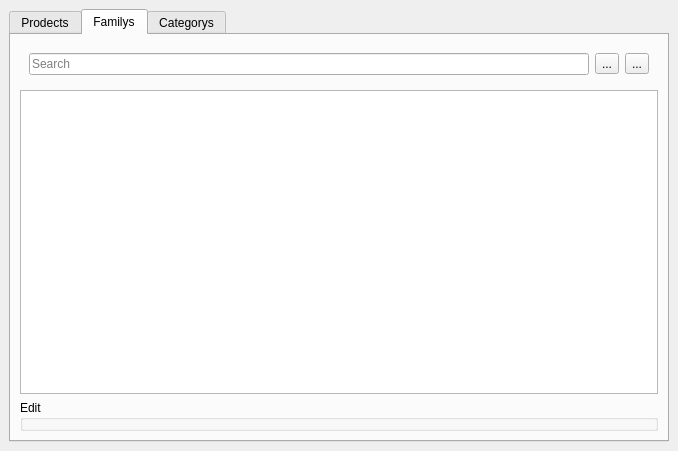
The window that POS-System/prodectsform.ui (AbdelkarimYT/Leaf) describes before a commit, drawn with Qt 5.
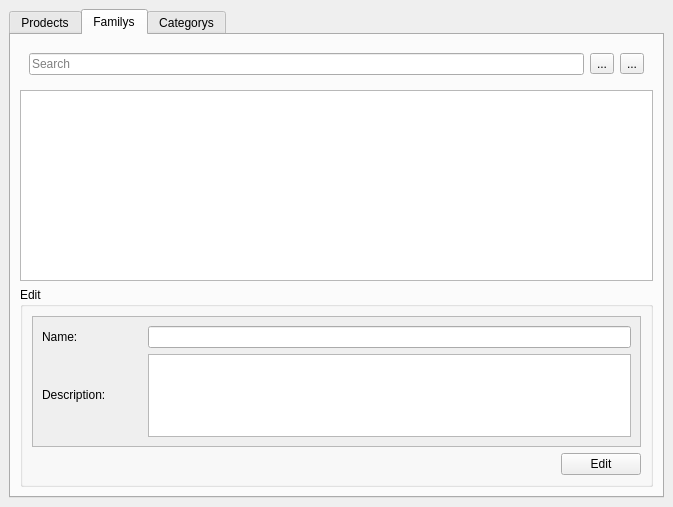
The same window after the commit. Icons and pictures are not drawn.

The edit to the form file:
```diff
--- a/POS-System/prodectsform.ui
+++ b/POS-System/prodectsform.ui
@@ -6,8 +6,8 @@
    <rect>
     <x>0</x>
     <y>0</y>
-    <width>678</width>
-    <height>451</height>
+    <width>673</width>
+    <height>507</height>
    </rect>
   </property>
   <property name="windowTitle">
@@ -350,6 +350,128 @@
        <string>Familys</string>
       </attribute>
       <layout class="QGridLayout" name="gridLayout_4">
+       <item row="4" column="0">
+        <widget class="QGroupBox" name="familysEdit">
+         <property name="sizePolicy">
+          <sizepolicy hsizetype="Preferred" vsizetype="Fixed">
+           <horstretch>0</horstretch>
+           <verstretch>0</verstretch>
+          </sizepolicy>
+         </property>
+         <property name="maximumSize">
+          <size>
+           <width>16777215</width>
+           <height>200</height>
+          </size>
+         </property>
+         <property name="title">
+          <string>Edit</string>
+         </property>
+         <layout class="QVBoxLayout" name="verticalLayout_2">
+          <item>
+           <widget class="QScrollArea" name="scrollArea_2">
+            <property name="frameShape">
+             <enum>QFrame::StyledPanel</enum>
+            </property>
+            <property name="frameShadow">
+             <enum>QFrame::Sunken</enum>
+            </property>
+            <property name="widgetResizable">
+             <bool>true</bool>
+            </property>
+            <widget class="QWidget" name="scrollAreaWidgetContents_2">
+             <property name="geometry">
+              <rect>
+               <x>0</x>
+               <y>0</y>
+               <width>607</width>
+               <height>129</height>
+              </rect>
+             </property>
+             <layout class="QVBoxLayout" name="verticalLayout_3">
+              <item>
+               <layout class="QHBoxLayout" name="horizontalLayout_10">
+                <item>
+                 <widget class="QLabel" name="label_6">
+                  <property name="sizePolicy">
+                   <sizepolicy hsizetype="Fixed" vsizetype="Fixed">
+                    <horstretch>0</horstretch>
+                    <verstretch>0</verstretch>
+                   </sizepolicy>
+                  </property>
+                  <property name="minimumSize">
+                   <size>
+                    <width>100</width>
+                    <height>0</height>
+                   </size>
+                  </property>
+                  <property name="text">
+                   <string>Name:</string>
+                  </property>
+                 </widget>
+                </item>
+                <item>
+                 <widget class="QLineEdit" name="lineEdit_3"/>
+                </item>
+               </layout>
+              </item>
+              <item>
+               <layout class="QHBoxLayout" name="horizontalLayout_11">
+                <item>
+                 <widget class="QLabel" name="label_7">
+                  <property name="sizePolicy">
+                   <sizepolicy hsizetype="Fixed" vsizetype="Fixed">
+                    <horstretch>0</horstretch>
+                    <verstretch>0</verstretch>
+                   </sizepolicy>
+                  </property>
+                  <property name="minimumSize">
+                   <size>
+                    <width>100</width>
+                    <height>0</height>
+                   </size>
+                  </property>
+                  <property name="text">
+                   <string>Description:</string>
+                  </property>
+                 </widget>
+                </item>
+                <item>
+                 <widget class="QPlainTextEdit" name="plainTextEdit"/>
+                </item>
+               </layout>
+              </item>
+             </layout>
+            </widget>
+           </widget>
+          </item>
+          <item>
+           <layout class="QHBoxLayout" name="horizontalLayout_12">
+            <item>
+             <spacer name="horizontalSpacer_2">
+              <property name="orientation">
+               <enum>Qt::Horizontal</enum>
+              </property>
+              <property name="sizeHint" stdset="0">
+               <size>
+                <width>521</width>
+                <height>20</height>
+               </size>
+              </property>
+             </spacer>
+            </item>
+            <item>
+             <widget class="QPushButton" name="pushButton">
+              <property name="text">
+               <string>Edit</string>
+              </property>
+             </widget>
+            </item>
+           </layout>
+          </item>
+         </layout>
+        </widget>
+       </item>
        <item row="0" column="0">
         <widget class="QWidget" name="widget_2" native="true">
          <layout class="QHBoxLayout" name="horizontalLayout_8">
@@ -383,13 +505,6 @@
        <item row="2" column="0">
         <widget class="QTableView" name="familysTable"/>
        </item>
-       <item row="3" column="0">
-        <widget class="QGroupBox" name="familysEdit">
-         <property name="title">
-          <string>Edit</string>
-         </property>
-        </widget>
-       </item>
       </layout>
      </widget>
      <widget class="QWidget" name="categorysTab">
```
Left out of the diff: 2 changed lines with no effect on the pictures.
